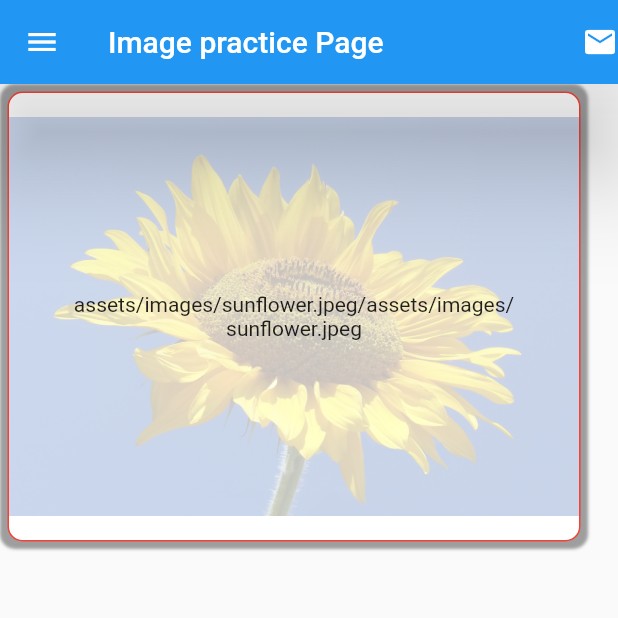
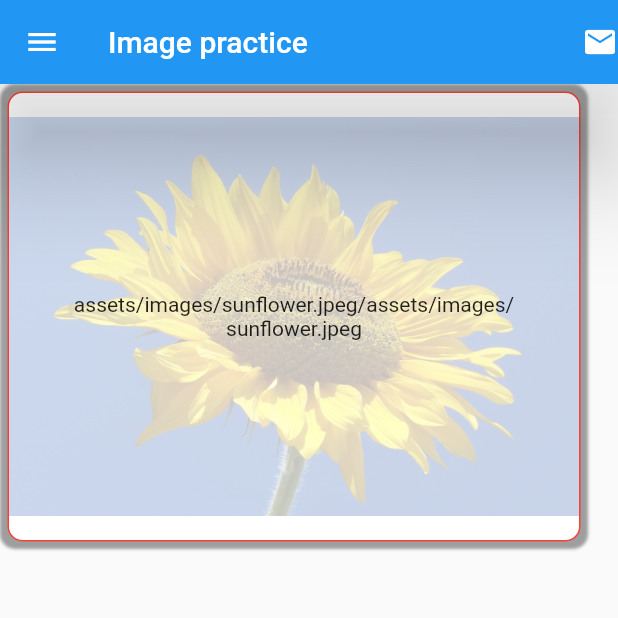
Before and after one commit to thinkofyashh/imagepractice, a Flutter app: the screen it shows after launch, on a phone screen of 412 x 824 dp, the top half of it. Run offline on Flutter 3.47's test engine with Material 2 defaults, Android fonts, the phone set to English and light mode, and no system bars.

Commit message:
change title

```diff
--- a/lib/main.dart
+++ b/lib/main.dart
@@ -12,7 +12,7 @@ class MyApp extends StatelessWidget {
   Widget build(BuildContext context) {
     return MaterialApp(
       title: 'Flutter Demo',
-      home: const MyHomePage(title: 'Image practice Page'),
+      home: const MyHomePage(title: 'Image practice '),
     );
   }
 }
```
